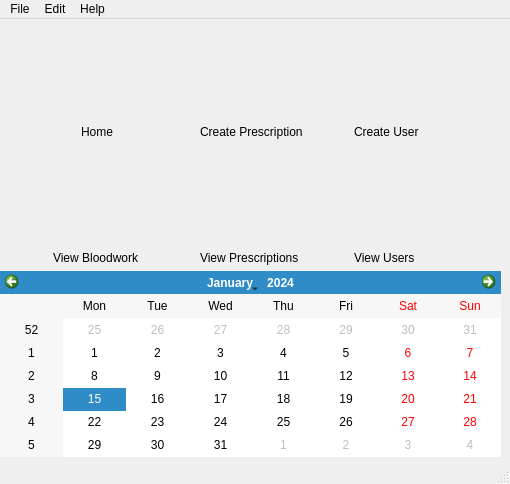
dan-yates1/pharmacy-system, file mainwindow.ui: the form before one commit.
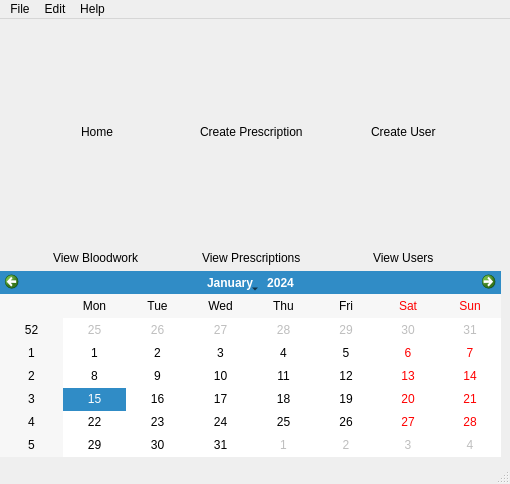
The form after the commit. Icons and pictures are not drawn.

Commit message: Made window non resizeable

```diff
--- a/mainwindow.ui
+++ b/mainwindow.ui
@@ -230,14 +230,14 @@
          </property>
         </widget>
        </item>
-       <item row="1" column="2">
+       <item row="1" column="2" alignment="Qt::AlignHCenter">
         <widget class="QLabel" name="label_5">
          <property name="text">
           <string>Create User</string>
          </property>
         </widget>
        </item>
-       <item row="3" column="2">
+       <item row="3" column="2" alignment="Qt::AlignHCenter">
         <widget class="QLabel" name="label_6">
          <property name="layoutDirection">
           <enum>Qt::LeftToRight</enum>
@@ -250,7 +250,7 @@
          </property>
         </widget>
        </item>
-       <item row="3" column="1">
+       <item row="3" column="1" alignment="Qt::AlignHCenter">
         <widget class="QLabel" name="label_3">
          <property name="text">
           <string>View Prescriptions</string>
```
Left out of the diff: 5 changed lines with no effect on the pictures. The commit also changes 2 other files.
